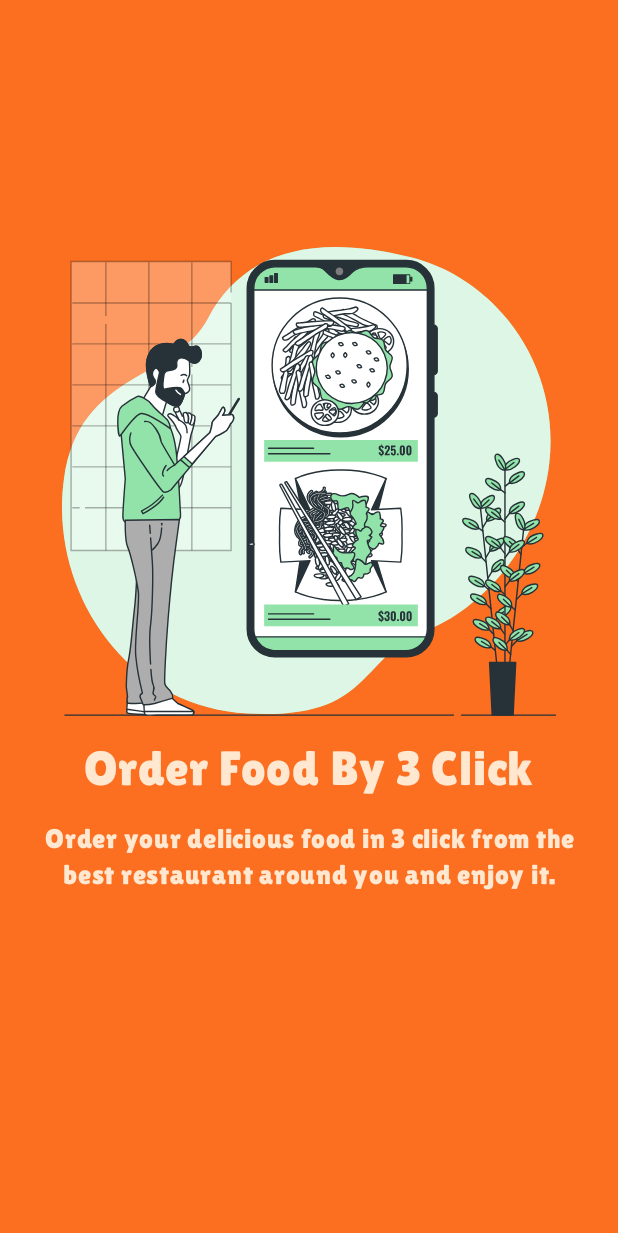
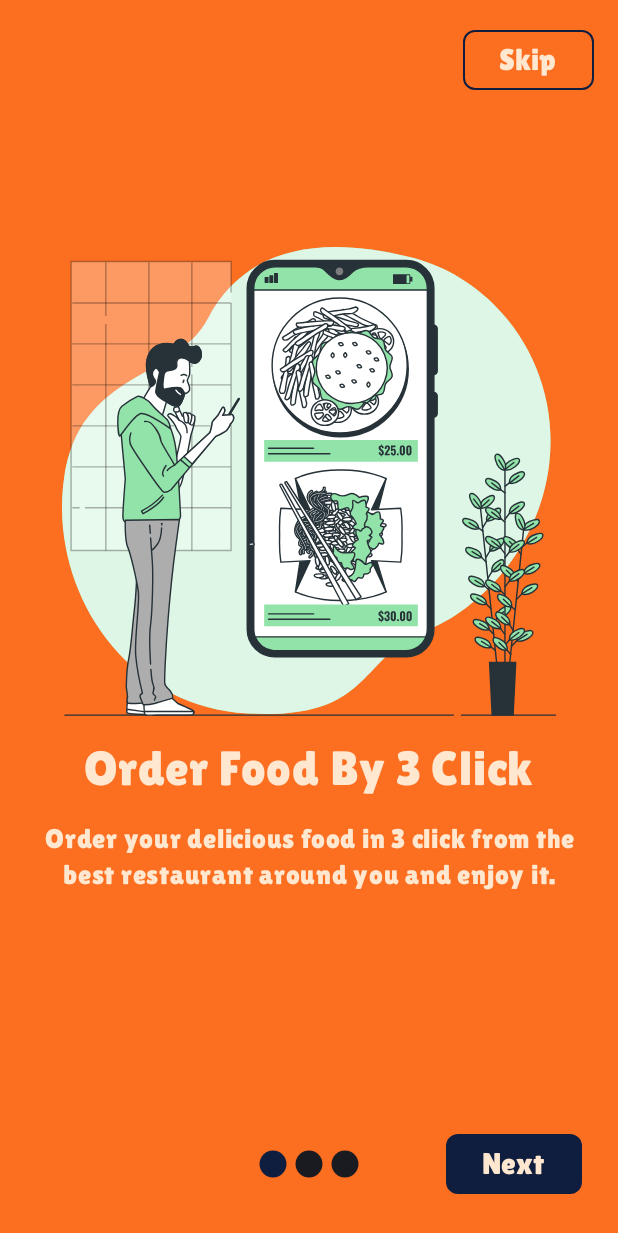
Before and after one commit to arad-sheybak/goodfood, an Android app built with Jetpack Compose: the screen it shows after launch (MainActivity), on a phone screen of 412 x 824 dp. Shown: the top 1233 px of the screen. Run offline under Robolectric (Android 15) with nearby library versions, the phone set to English and light mode, and no system bars; our stand-ins replace constraintlayout-compose.

Commit message:
fix: onboarding one completed

```diff
--- a/app/src/main/AndroidManifest.xml
+++ b/app/src/main/AndroidManifest.xml
@@ -15,7 +15,6 @@
         <activity
             android:name=".MainActivity"
             android:exported="true"
-            android:label="@string/app_name"
             android:theme="@style/Theme.GoodFood">
             <intent-filter>
                 <action android:name="android.intent.action.MAIN" />
--- a/app/src/main/java/com/aradsheybak/goodfood/screens/onboardings/onboardingOne/OnboardingOne.kt
+++ b/app/src/main/java/com/aradsheybak/goodfood/screens/onboardings/onboardingOne/OnboardingOne.kt
@@ -1,12 +1,24 @@
 package com.aradsheybak.goodfood.screens.onboardings.onboardingOne
 
+import androidx.compose.foundation.BorderStroke
 import androidx.compose.foundation.Image
 import androidx.compose.foundation.background
+import androidx.compose.foundation.layout.Arrangement
+import androidx.compose.foundation.layout.Row
 import androidx.compose.foundation.layout.fillMaxSize
 import androidx.compose.foundation.layout.fillMaxWidth
+import androidx.compose.foundation.layout.padding
+import androidx.compose.foundation.shape.RoundedCornerShape
+import androidx.compose.material3.Button
+import androidx.compose.material3.ButtonDefaults
+import androidx.compose.material3.ButtonElevation
+import androidx.compose.material3.Icon
 import androidx.compose.material3.Text
 import androidx.compose.runtime.Composable
+import androidx.compose.ui.Alignment
 import androidx.compose.ui.Modifier
+import androidx.compose.ui.graphics.Color
+import androidx.compose.ui.graphics.SolidColor
 import androidx.compose.ui.res.painterResource
 import androidx.compose.ui.res.stringResource
 import androidx.compose.ui.text.font.FontWeight
@@ -17,6 +29,7 @@ import androidx.compose.ui.unit.sp
 import androidx.constraintlayout.compose.ConstraintLayout
 import com.aradsheybak.goodfood.R
 import com.aradsheybak.goodfood.ui.theme.cream
+import com.aradsheybak.goodfood.ui.theme.crimson
 import com.aradsheybak.goodfood.ui.theme.lilita
 import com.aradsheybak.goodfood.ui.theme.orange
 
@@ -26,20 +39,22 @@ fun OnboardingPage1(
     onBack: () -> Unit,
     onFinish: () -> Unit
 ) {
-    onboardingOneContent()
+    OnboardingOneContent(onNext=onNext,onFinish=onFinish)
 
 }
 
 @Composable
-private fun onboardingOneContent() {
+private fun OnboardingOneContent(  onNext: () -> Unit = {},
+                                   onFinish: () -> Unit = {}) {
     ConstraintLayout(
         modifier = Modifier
             .fillMaxSize()
             .background(color = orange)
     ) {
-        val (img, title, description) = createRefs()
+        val (img, title, description, skip, next, pageIndicators) = createRefs()
         val guideline = createGuidelineFromTop(0.2f)
 
+        // image
         Image(
             painter = painterResource(R.drawable.img_onboarding_one),
             contentDescription = null,
@@ -52,6 +67,7 @@ private fun onboardingOneContent() {
                 }
         )
 
+        // title
         Text(
             text = stringResource(R.string.title_onboarding_one),
             color = cream,
@@ -65,7 +81,9 @@ private fun onboardingOneContent() {
             }
         )
 
-        Text(text=stringResource(R.string.description_onboarding_one),
+        // description
+        Text(
+            text = stringResource(R.string.description_onboarding_one),
             color = cream,
             fontSize = 18.sp,
             textAlign = TextAlign.Center,
@@ -73,16 +91,81 @@ private fun onboardingOneContent() {
             fontWeight = FontWeight.W300,
             modifier = Modifier
                 .fillMaxWidth(0.9f)
-                .constrainAs(description){
+                .constrainAs(description) {
                     top.linkTo(title.bottom, margin = 16.dp)
                     start.linkTo(parent.start)
                     end.linkTo(parent.end)
                 })
+
+        // next button
+        Button(
+            onClick = {onNext()},
+            enabled = true,
+            shape = RoundedCornerShape(8.dp),
+            colors = ButtonDefaults.buttonColors(
+                containerColor = crimson
+            ),
+            modifier = Modifier
+                .padding(8.dp)
+                .constrainAs(next) {
+                    bottom.linkTo(parent.bottom, margin = 16.dp)
+                    end.linkTo(parent.end, margin = 16.dp)
+                }
+        ) {
+            Text(
+                text = stringResource(R.string.next),
+                color = cream,
+                fontFamily = lilita,
+                fontSize = 20.sp
+            )
+        }
+
+        // skip button
+        Button(
+            onClick = {onFinish()},
+            shape = RoundedCornerShape(8.dp),
+            colors = ButtonDefaults.buttonColors(
+                containerColor = Color.Transparent
+            ),
+            border = BorderStroke(width = 1.dp, brush = SolidColor(crimson)),
+            modifier = Modifier.constrainAs(skip) {
+                top.linkTo(parent.top, margin = 16.dp)
+                end.linkTo(parent.end, margin = 16.dp)
+            }) {
+            Text(
+                text = stringResource(R.string.skip),
+                fontFamily = lilita,
+                fontSize = 20.sp,
+                color = cream,
+            )
+        }
+
+        // 3 dot for showing current page
+        Row(
+            horizontalArrangement = Arrangement.Center,
+            verticalAlignment = Alignment.CenterVertically,
+            modifier = Modifier
+                .fillMaxWidth()
+                .constrainAs(pageIndicators) {
+                    bottom.linkTo(next.bottom)
+                    top.linkTo(next.top)
+                }) {
+            Icon(
+                painter = painterResource(R.drawable.ic_circle),
+                contentDescription = null,
+                tint = crimson
+            )
+            Icon(painter = painterResource(R.drawable.ic_circle), contentDescription = null)
+            Icon(painter = painterResource(R.drawable.ic_circle), contentDescription = null)
+
+
+        }
+
     }
 }
 
 @Preview
 @Composable
-private fun preView() {
-    onboardingOneContent()
+private fun PreView() {
+    OnboardingOneContent()
 }
--- a/app/src/main/java/com/aradsheybak/goodfood/ui/theme/Color.kt
+++ b/app/src/main/java/com/aradsheybak/goodfood/ui/theme/Color.kt
@@ -17,3 +17,5 @@ val gray = Color(0xFF323232)
 val cream = Color(0xFFFFE7D0)
 
 val orange = Color(0xFFFC6E20)
+
+val crimson = Color(0xFF0F1E3F)
--- /dev/null
+++ b/app/src/main/res/drawable/ic_circle.xml
@@ -0,0 +1,5 @@
+<vector xmlns:android="http://schemas.android.com/apk/res/android" android:height="24dp" android:viewportHeight="24" android:viewportWidth="24" android:width="24dp">
+
+    <path android:fillColor="#000000" android:pathData="M12,21C16.971,21 21,16.971 21,12C21,7.029 16.971,3 12,3C7.029,3 3,7.029 3,12C3,16.971 7.029,21 12,21Z"/>
+
+</vector>
--- a/app/src/main/res/values/strings.xml
+++ b/app/src/main/res/values/strings.xml
@@ -2,4 +2,7 @@
     <string name="app_name">GoodFood</string>
     <string name="title_onboarding_one">Order Food By 3 Click</string>
     <string name="description_onboarding_one">Order your delicious food in 3 click from the best restaurant around you and enjoy it.</string>
+    <string name="skip">Skip</string>
+    <string name="next">Next</string>
+    <string name="back">Back</string>
 </resources>
```
